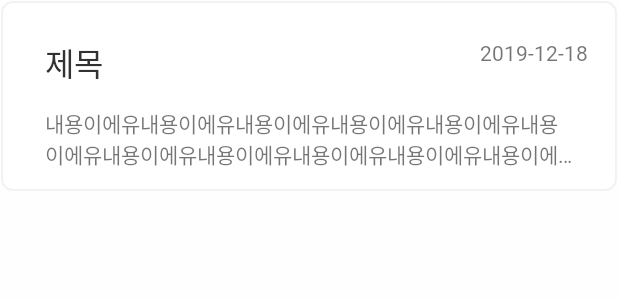
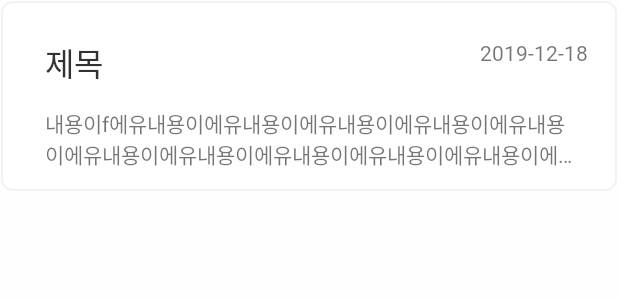
Before and after one commit to kff11/WritingApp, an Android app: the layout posts_recyclerview_item.xml on its own in the app's theme, with its tools: preview values and no code run, on a phone screen of 412 x 824 dp. Shown: the top 300 px of the screen. Run offline under Robolectric (Android 15) with nearby library versions, the phone set to English and light mode, and no system bars.

Commit message:
GitHub Test

```diff
--- a/app/src/main/res/layout/posts_recyclerview_item.xml
+++ b/app/src/main/res/layout/posts_recyclerview_item.xml
@@ -32,7 +32,7 @@
             android:ellipsize="end"
             android:gravity="center_vertical"
             android:maxLines="2"
-            android:text="내용이에유내용이에유내용이에유내용이에유내용이에유내용이에유내용이에유내용이에유내용이에유내용이에유내용이에유내용이에유" />
+            android:text="내용이f에유내용이에유내용이에유내용이에유내용이에유내용이에유내용이에유내용이에유내용이에유내용이에유내용이에유내용이에유" />
     </LinearLayout>
 
 
```
